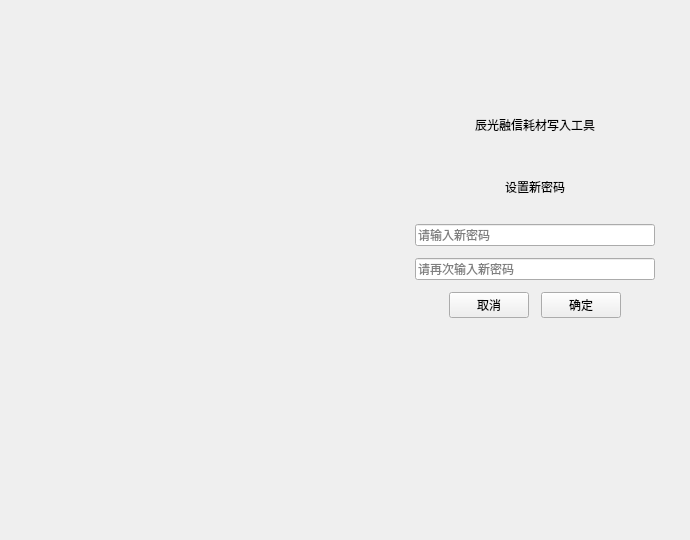
zlmone/supply_writer, file supplywriter.ui: the form before one commit.
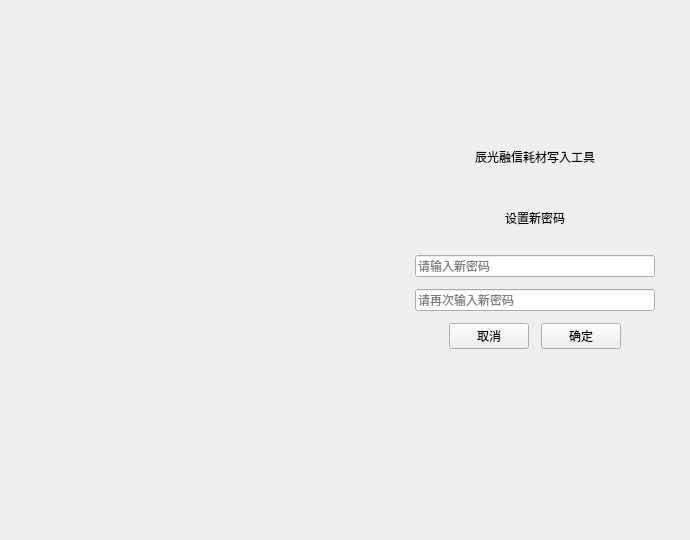
The form after the commit. The open tabs and pages were chosen to show the change.

```diff
--- a/supplywriter.ui
+++ b/supplywriter.ui
@@ -1717,9 +1717,9 @@
        <property name="geometry">
         <rect>
          <x>0</x>
-         <y>100</y>
+         <y>70</y>
          <width>310</width>
-         <height>280</height>
+         <height>340</height>
         </rect>
        </property>
        <layout class="QVBoxLayout" name="verticalLayout_8">
@@ -1732,6 +1732,16 @@
         <property name="rightMargin">
          <number>35</number>
         </property>
+        <item>
+         <widget class="QLabel" name="label_43">
+          <property name="text">
+           <string/>
+          </property>
+          <property name="alignment">
+           <set>Qt::AlignCenter</set>
+          </property>
+         </widget>
+        </item>
         <item>
          <widget class="QLabel" name="label_38">
           <property name="text">
```
Left out of the diff: 14 changed lines with no effect on the pictures.
